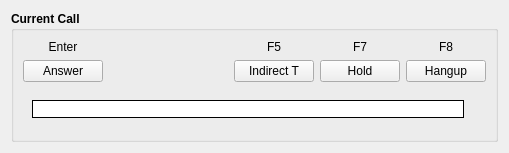
Above: xivoclient/src/xlets/switchboard/current_call.ui from wazo-platform/wazo-client-qt before the change. Below: the same form after it.
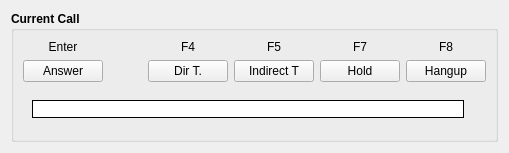
That is the form after the change.

Commit message: Add the direct transfer button to the switchboard xlet

Patch:
```diff
--- a/xivoclient/src/xlets/switchboard/current_call.ui
+++ b/xivoclient/src/xlets/switchboard/current_call.ui
@@ -117,6 +117,39 @@
           </property>
          </spacer>
         </item>
+        <item>
+         <layout class="QVBoxLayout" name="verticalLayout_7">
+          <item>
+           <widget class="QLabel" name="label_5">
+            <property name="font">
+             <font>
+              <weight>50</weight>
+              <bold>false</bold>
+             </font>
+            </property>
+            <property name="text">
+             <string notr="true">F4</string>
+            </property>
+            <property name="alignment">
+             <set>Qt::AlignCenter</set>
+            </property>
+           </widget>
+          </item>
+          <item>
+           <widget class="QPushButton" name="btn_direct_transfer">
+            <property name="font">
+             <font>
+              <weight>50</weight>
+              <bold>false</bold>
+             </font>
+            </property>
+            <property name="text">
+             <string>Dir T.</string>
+            </property>
+           </widget>
+          </item>
+         </layout>
+        </item>
         <item>
          <layout class="QVBoxLayout" name="verticalLayout_5">
           <item>
```
